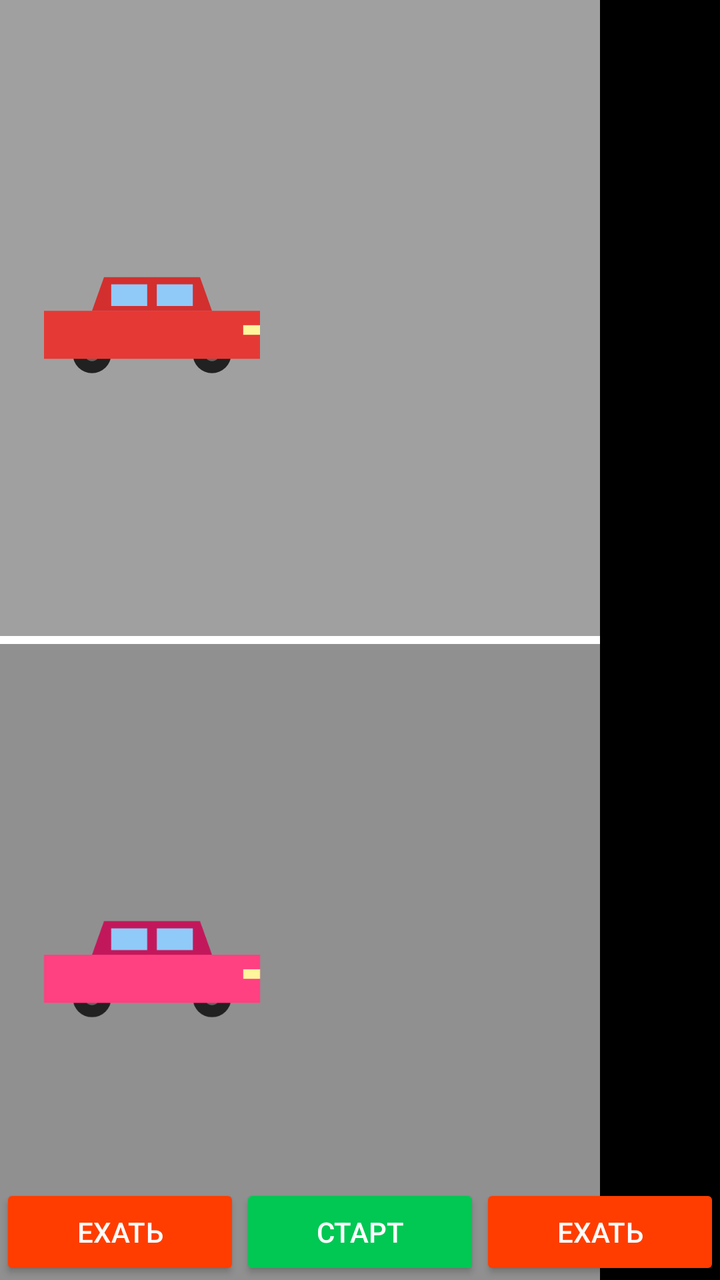
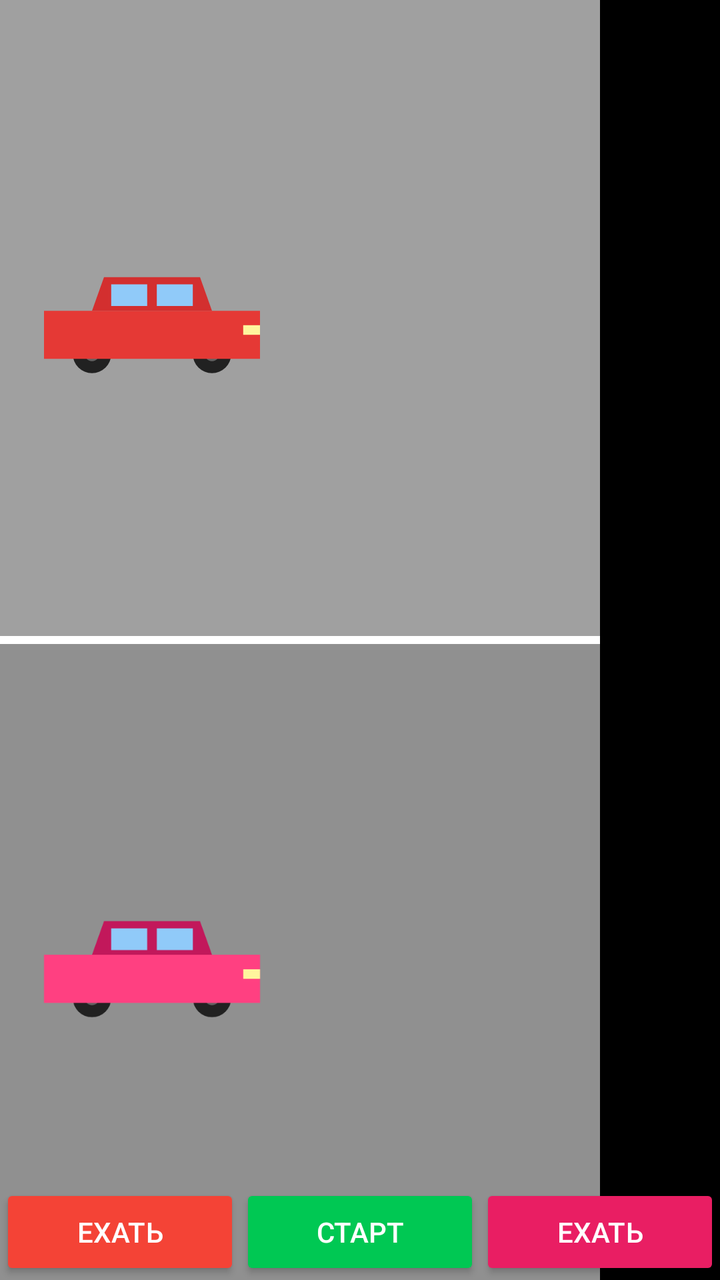

Compare the two renders of this Android layout. The source of the first and the diff that turns it into the second are given below.
<!-- AndroidManifest.xml: application theme Theme._21prStepanova -->
<!-- res/layout/activity_game.xml -->
<?xml version="1.0" encoding="utf-8"?>
<androidx.constraintlayout.widget.ConstraintLayout
    xmlns:android="http://schemas.android.com/apk/res/android"
    xmlns:app="http://schemas.android.com/apk/res-auto"
    android:layout_width="match_parent"
    android:layout_height="match_parent"
    android:background="#606060">

    <View
        android:id="@+id/topRoad"
        android:layout_width="0dp"
        android:layout_height="0dp"
        android:background="#A0A0A0"
        app:layout_constraintTop_toTopOf="parent"
        app:layout_constraintBottom_toTopOf="@id/middleLine"
        app:layout_constraintLeft_toLeftOf="parent"
        app:layout_constraintRight_toRightOf="@id/finishLine" />

    <View
        android:id="@+id/middleLine"
        android:layout_width="0dp"
        android:layout_height="4dp"
        android:background="#FFFFFF"
        app:layout_constraintTop_toTopOf="parent"
        app:layout_constraintBottom_toBottomOf="parent"
        app:layout_constraintLeft_toLeftOf="parent"
        app:layout_constraintRight_toRightOf="@id/finishLine" />

    <View
        android:id="@+id/bottomRoad"
        android:layout_width="0dp"
        android:layout_height="0dp"
        android:background="#909090"
        app:layout_constraintTop_toBottomOf="@id/middleLine"
        app:layout_constraintBottom_toBottomOf="parent"
        app:layout_constraintLeft_toLeftOf="parent"
        app:layout_constraintRight_toRightOf="@id/finishLine" />

    <View
        android:id="@+id/finishLine"
        android:layout_width="60dp"
        android:layout_height="0dp"
        android:background="#000000"
        app:layout_constraintTop_toTopOf="parent"
        app:layout_constraintBottom_toBottomOf="parent"
        app:layout_constraintRight_toRightOf="parent" />

    
    <ImageView
        android:id="@+id/redCar"
        android:layout_width="120dp"
        android:layout_height="60dp"
        android:src="@drawable/car_red"
        android:layout_marginStart="16dp"
        app:layout_constraintTop_toTopOf="@id/topRoad"
        app:layout_constraintBottom_toBottomOf="@id/topRoad"
        app:layout_constraintLeft_toLeftOf="@id/topRoad" />

    
    <ImageView
        android:id="@+id/pinkCar"
        android:layout_width="120dp"
        android:layout_height="60dp"
        android:src="@drawable/car_pink"
        android:layout_marginStart="16dp"
        app:layout_constraintTop_toTopOf="@id/bottomRoad"
        app:layout_constraintBottom_toBottomOf="@id/bottomRoad"
        app:layout_constraintLeft_toLeftOf="@id/bottomRoad" />

    <Button
        android:id="@+id/btnLeft"
        android:layout_width="0dp"
        android:layout_height="wrap_content"
        android:text="ЕХАТЬ"
        android:backgroundTint="#FF3D00"
        android:textColor="#FFFFFF"
        app:layout_constraintBottom_toBottomOf="parent"
        app:layout_constraintLeft_toLeftOf="parent"
        app:layout_constraintRight_toLeftOf="@id/btnStart" />

    <Button
        android:id="@+id/btnStart"
        android:layout_width="0dp"
        android:layout_height="wrap_content"
        android:text="СТАРТ"
        android:backgroundTint="#00C853"
        android:textColor="#FFFFFF"
        app:layout_constraintBottom_toBottomOf="parent"
        app:layout_constraintLeft_toRightOf="@id/btnLeft"
        app:layout_constraintRight_toLeftOf="@id/btnRight" />

    <Button
        android:id="@+id/btnRight"
        android:layout_width="0dp"
        android:layout_height="wrap_content"
        android:text="ЕХАТЬ"
        android:backgroundTint="#FF3D00"
        android:textColor="#FFFFFF"
        app:layout_constraintBottom_toBottomOf="parent"
        app:layout_constraintLeft_toRightOf="@id/btnStart"
        app:layout_constraintRight_toRightOf="parent" />

</androidx.constraintlayout.widget.ConstraintLayout>
<!-- resources referenced by this layout -->
<resources>
  <!-- drawable car_pink (drawable) -->
  <vector xmlns:android="http://schemas.android.com/apk/res/android"
      android:width="100dp"
      android:height="50dp"
      android:viewportWidth="100"
      android:viewportHeight="50">
  
      <path
          android:fillColor="#212121"
          android:pathData="M25,40 m-8,0 a8,8 0 1,0 16,0 a8,8 0 1,0 -16,0" />
      <path
          android:fillColor="#616161"
          android:pathData="M25,40 m-3,0 a3,3 0 1,0 6,0 a3,3 0 1,0 -6,0" />
  
      <path
          android:fillColor="#212121"
          android:pathData="M75,40 m-8,0 a8,8 0 1,0 16,0 a8,8 0 1,0 -16,0" />
      <path
          android:fillColor="#616161"
          android:pathData="M75,40 m-3,0 a3,3 0 1,0 6,0 a3,3 0 1,0 -6,0" />
  
      <path
          android:fillColor="#C2185B"
          android:pathData="M30,8 L70,8 L75,22 L25,22 Z" />
  
      <path
          android:fillColor="#90CAF9"
          android:pathData="M33,11 L48,11 L48,20 L33,20 Z" />
      <path
          android:fillColor="#90CAF9"
          android:pathData="M52,11 L67,11 L67,20 L52,20 Z" />
  
      <path
          android:fillColor="#FF4081"
          android:pathData="M5,22 L95,22 L95,42 L5,42 Z" />
  
      <path
          android:fillColor="#FFF59D"
          android:pathData="M88,28 L95,28 L95,32 L88,32 Z" />
  
  </vector>
  <!-- drawable car_red (drawable) -->
  <vector xmlns:android="http://schemas.android.com/apk/res/android"
      android:width="100dp"
      android:height="50dp"
      android:viewportWidth="100"
      android:viewportHeight="50">
  
      <path
          android:fillColor="#212121"
          android:pathData="M25,40 m-8,0 a8,8 0 1,0 16,0 a8,8 0 1,0 -16,0" />
      <path
          android:fillColor="#616161"
          android:pathData="M25,40 m-3,0 a3,3 0 1,0 6,0 a3,3 0 1,0 -6,0" />
  
      <path
          android:fillColor="#212121"
          android:pathData="M75,40 m-8,0 a8,8 0 1,0 16,0 a8,8 0 1,0 -16,0" />
      <path
          android:fillColor="#616161"
          android:pathData="M75,40 m-3,0 a3,3 0 1,0 6,0 a3,3 0 1,0 -6,0" />
  
      <path
          android:fillColor="#D32F2F"
          android:pathData="M30,8 L70,8 L75,22 L25,22 Z" />
  
      <path
          android:fillColor="#90CAF9"
          android:pathData="M33,11 L48,11 L48,20 L33,20 Z" />
      <path
          android:fillColor="#90CAF9"
          android:pathData="M52,11 L67,11 L67,20 L52,20 Z" />
  
      <path
          android:fillColor="#E53935"
          android:pathData="M5,22 L95,22 L95,42 L5,42 Z" />
  
      <path
          android:fillColor="#FFF59D"
          android:pathData="M88,28 L95,28 L95,32 L88,32 Z" />
  
  </vector>
  <style name="Theme._21prStepanova" parent="Base.Theme._21prStepanova" />
  <style name="Base.Theme._21prStepanova" parent="Theme.Material3.DayNight.NoActionBar">
      </style>
</resources>

<!-- the commit's change to res/layout/activity_game.xml (unified diff, before → after) -->
@@ -67,34 +67,54 @@
         app:layout_constraintBottom_toBottomOf="@id/bottomRoad"
         app:layout_constraintLeft_toLeftOf="@id/bottomRoad" />
 
+    <TextView
+        android:id="@+id/tvResult"
+        android:layout_width="0dp"
+        android:layout_height="wrap_content"
+        android:gravity="center"
+        android:text=""
+        android:textSize="36sp"
+        android:textStyle="bold"
+        android:textColor="#FFFFFF"
+        android:paddingTop="8dp"
+        app:layout_constraintTop_toTopOf="parent"
+        app:layout_constraintLeft_toLeftOf="parent"
+        app:layout_constraintRight_toRightOf="parent" />
+
+    
     <Button
-        android:id="@+id/btnLeft"
+        android:id="@+id/btnDrive1"
         android:layout_width="0dp"
         android:layout_height="wrap_content"
         android:text="ЕХАТЬ"
-        android:backgroundTint="#FF3D00"
+        android:onClick="Drive1"
+        android:backgroundTint="#F44336"
         android:textColor="#FFFFFF"
         app:layout_constraintBottom_toBottomOf="parent"
         app:layout_constraintLeft_toLeftOf="parent"
         app:layout_constraintRight_toLeftOf="@id/btnStart" />
 
+    
     <Button
         android:id="@+id/btnStart"
         android:layout_width="0dp"
         android:layout_height="wrap_content"
         android:text="СТАРТ"
+        android:onClick="Start"
         android:backgroundTint="#00C853"
         android:textColor="#FFFFFF"
         app:layout_constraintBottom_toBottomOf="parent"
-        app:layout_constraintLeft_toRightOf="@id/btnLeft"
-        app:layout_constraintRight_toLeftOf="@id/btnRight" />
+        app:layout_constraintLeft_toRightOf="@id/btnDrive1"
+        app:layout_constraintRight_toLeftOf="@id/btnDrive2" />
 
+    
     <Button
-        android:id="@+id/btnRight"
+        android:id="@+id/btnDrive2"
         android:layout_width="0dp"
         android:layout_height="wrap_content"
         android:text="ЕХАТЬ"
-        android:backgroundTint="#FF3D00"
+        android:onClick="Drive2"
+        android:backgroundTint="#E91E63"
         android:textColor="#FFFFFF"
         app:layout_constraintBottom_toBottomOf="parent"
         app:layout_constraintLeft_toRightOf="@id/btnStart"
